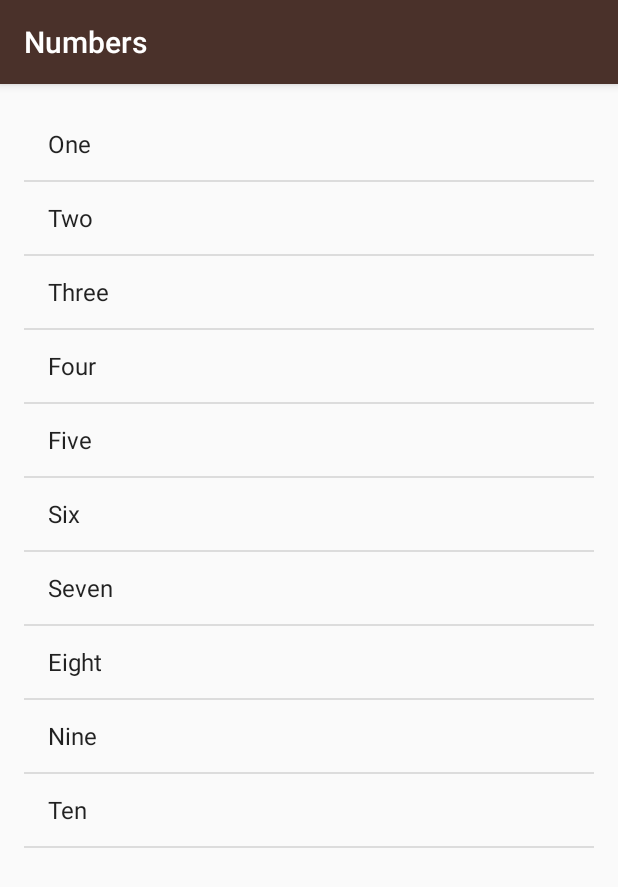
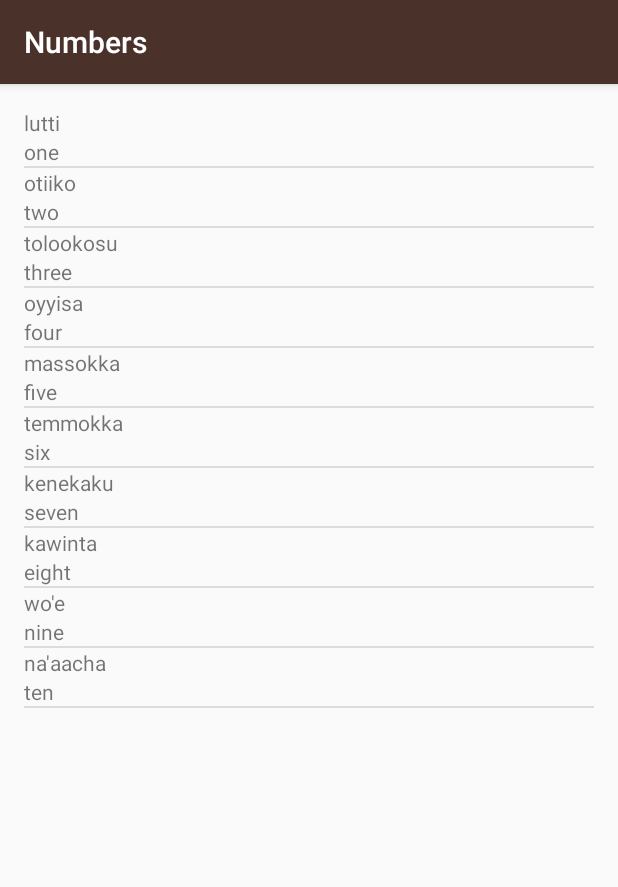
Before and after one commit to sunnynarula/ud839_Miwok_corrected, an Android app: the NumbersActivity screen opened directly, with no data from a screen before it, on a phone screen of 412 x 824 dp. Shown: the top 887 px of the screen. Run offline under Robolectric (Android 15) with nearby library versions, the phone set to English and light mode, and no system bars.

Commit message:
2.9 Create a custom word adapter to populate the list view

```diff
--- a/Lesson02-Miwok/app/src/main/java/com/example/android/miwok/NumbersActivity.java
+++ b/Lesson02-Miwok/app/src/main/java/com/example/android/miwok/NumbersActivity.java
@@ -1,8 +1,13 @@
 package com.example.android.miwok;
 
+import android.support.annotation.NonNull;
+import android.support.annotation.Nullable;
 import android.support.v7.app.AppCompatActivity;
 import android.os.Bundle;
 import android.util.Log;
+import android.view.LayoutInflater;
+import android.view.View;
+import android.view.ViewGroup;
 import android.widget.ArrayAdapter;
 import android.widget.LinearLayout;
 import android.widget.ListView;
@@ -17,20 +22,20 @@
         super.onCreate(savedInstanceState);
         setContentView(R.layout.activity_numbers);
         //Create an array of words
-        ArrayList<String> words = new ArrayList<String>();
+        ArrayList<Word> words = new ArrayList<>();
 
-        words.add("One");
-        words.add("Two");
-        words.add("Three");
-        words.add("Four");
-        words.add("Five");
-        words.add("Six");
-        words.add("Seven");
-        words.add("Eight");
-        words.add("Nine");
-        words.add("Ten");
+        words.add(new Word("one", "lutti"));
+        words.add(new Word("two", "otiiko"));
+        words.add(new Word("three", "tolookosu"));
+        words.add(new Word("four", "oyyisa"));
+        words.add(new Word("five", "massokka"));
+        words.add(new Word("six", "temmokka"));
+        words.add(new Word("seven", "kenekaku"));
+        words.add(new Word("eight", "kawinta"));
+        words.add(new Word("nine", "wo'e"));
+        words.add(new Word("ten", "na'aacha"));
 
-        ArrayAdapter<String> itemsAdapter = new ArrayAdapter<String>(this, android.R.layout.simple_list_item_1, words);
+        WordAdapter itemsAdapter = new WordAdapter(this, words);
 
         ListView listView = (ListView) findViewById(R.id.list);
 
--- /dev/null
+++ b/Lesson02-Miwok/app/src/main/java/com/example/android/miwok/WordAdapter.java
@@ -0,0 +1,35 @@
+package com.example.android.miwok;
+
+import android.content.Context;
+import android.support.annotation.NonNull;
+import android.support.annotation.Nullable;
+import android.view.LayoutInflater;
+import android.view.View;
+import android.view.ViewGroup;
+import android.widget.ArrayAdapter;
+import android.widget.TextView;
+
+import java.util.ArrayList;
+
+public class WordAdapter extends ArrayAdapter<Word> {
+
+    public WordAdapter(@NonNull Context context, ArrayList<Word> listOfWords) {
+        super(context, 0, listOfWords);
+    }
+
+    @NonNull
+    @Override
+    public View getView(int position, @Nullable View convertView, @NonNull ViewGroup parent) {
+        if(convertView == null) {
+            Context context = getContext();
+            LayoutInflater layoutInflater = LayoutInflater.from(context);
+            convertView = layoutInflater.inflate(R.layout.list_item, parent, false);
+        }
+        TextView mewokWordTextView = convertView.findViewById(R.id.mewok_word);
+        TextView englishWordTextView = convertView.findViewById(R.id.english_word);
+        Word word = getItem(position);
+        mewokWordTextView.setText(word.getMewokTranslation());
+        englishWordTextView.setText(word.getDefaultTranslation());
+        return convertView;
+    }
+}
```
